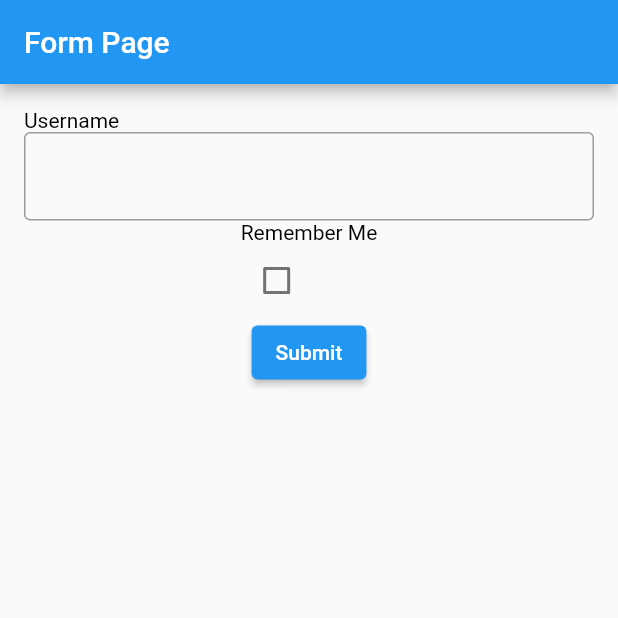
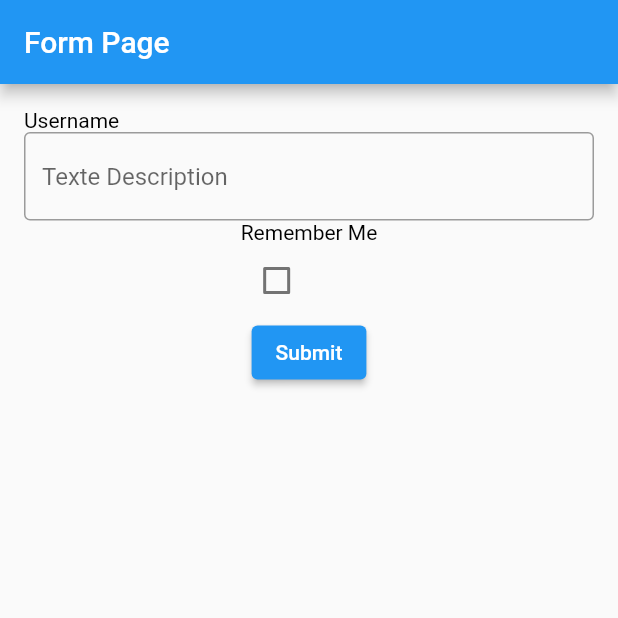
Before and after one commit to rayandu924/SimpLife, a Flutter app: the screen it shows after launch, after a tap on "Submit", on a phone screen of 412 x 824 dp, the top half of it. Run offline on Flutter 3.47's test engine with Material 2 defaults, Android fonts, the phone set to English and light mode, and no system bars; our stand-ins replace flutter_form_builder; network calls fail.

Commit message:
checkbox  fix

```diff
--- a/lib/data/repositories/UserRepositoryImpl.dart
+++ b/lib/data/repositories/UserRepository.dart
@@ -2,7 +2,6 @@ import 'package:simplife/libraries.dart';
 
 class UserRepository {
   final UserDataSource dataSource;
-
   UserRepository(this.dataSource);
 
   Future<void> register(UserModel user) async {
--- a/lib/libraries.dart
+++ b/lib/libraries.dart
@@ -18,7 +18,6 @@ export 'presentation/widgets/forms/MyTextField.dart';
 export 'presentation/widgets/Tiles/MyTile.dart';
 export 'presentation/widgets/Tiles/MyTileLayout.dart';
 export 'presentation/widgets/forms/FormFieldModel.dart';
-export 'presentation/widgets/forms/MyFormFieldBuilder.dart';
 //themes
 export 'presentation/styles/MyColors.dart';
 export 'presentation/styles/MyTextStyles.dart';
@@ -33,7 +32,7 @@ export 'package:http/http.dart';
 //models
 export 'data/models/UserModel.dart';
 //repositories
-export 'data/repositories/UserRepositoryImpl.dart';
+export 'data/repositories/UserRepository.dart';
 
 //utilities
 export 'utilities/validator.dart';
--- a/lib/main.dart
+++ b/lib/main.dart
@@ -1,15 +1,12 @@
 import 'package:simplife/libraries.dart';
 
 void main() {
-  final userDataSource = UserDataSource('http://127.0.0.1:5000');
-
-  runApp(MyApp(userDataSource));
+  runApp(MyApp());
 }
 
 class MyApp extends StatelessWidget {
-  final UserDataSource userDataSource;
-
-  MyApp(this.userDataSource);
+  final UserDataSource userDataSource = UserDataSource('http://127.0.0.1:5000');
+  late UserRepository userRepository = UserRepository(userDataSource);
 
   @override
   Widget build(BuildContext context) {
@@ -18,7 +15,7 @@ class MyApp extends StatelessWidget {
       theme: ThemeData(
         primarySwatch: Colors.blue,
       ),
-      home: FormPage(),
+      home: FormPage(userRepository: userRepository),
     );
   }
 }
--- a/lib/presentation/pages/FormPage.dart
+++ b/lib/presentation/pages/FormPage.dart
@@ -1,5 +1,9 @@
 import 'package:simplife/libraries.dart';
 class FormPage extends StatefulWidget {
+  final UserRepository userRepository;
+
+  FormPage({required this.userRepository});
+
   @override
   _FormPageState createState() => _FormPageState();
 }
@@ -9,10 +13,16 @@ class _FormPageState extends State<FormPage> {
   final GlobalKey<MyTextFieldState> _usernameKey = GlobalKey<MyTextFieldState>();
   final GlobalKey<MyCheckboxState> _rememberMeKey = GlobalKey<MyCheckboxState>();
 
+  void _submitLoginForm(Map<String, dynamic> attributes) {
+    final UserModel user = UserModel(attributes: attributes);
+    widget.userRepository.login(user);
+  }
+
+
   @override
   Widget build(BuildContext context) {
     return Scaffold(
-      appBar: AppBar(title: Text('Form Page')),
+      appBar: AppBar(title: const Text('Form Page')),
       body: Padding(
         padding: const EdgeInsets.all(16.0),
         child: Form(
@@ -45,12 +55,13 @@ class _FormPageState extends State<FormPage> {
                     // Logic to get the form data
                     Map<String, dynamic> formData = {};  // Placeholder for form data
                     _formKey.currentState?.save();
-                    formData['username'] = _usernameKey.currentState?._value;
-formData['rememberMe'] = _rememberMeKey.currentState?._value;
+                    formData['username'] = _usernameKey.currentState?.currentValue;
+                    formData['rememberMe'] = _rememberMeKey.currentState?.currentValue;
                     print(formData);
+                    _submitLoginForm(formData);
                   }
                 },
-                child: Text('Submit'),
+                child: const Text('Submit'),
               )
             ],
           ),
--- a/lib/presentation/widgets/forms/MyCheckbox.dart
+++ b/lib/presentation/widgets/forms/MyCheckbox.dart
@@ -15,12 +15,20 @@ class MyCheckboxState extends State<MyCheckbox> {
 
   bool? get currentValue => _value;
 
+
+  Color? colorTitle;
+  Color? colorBorder;
+
+  @override
+  void initState() {
+    super.initState();
+    _value = widget.fieldModel.initialValue ?? false;
+    colorTitle = widget.fieldModel.additionalAttributes['colorTitle'] ?? Colors.black;
+    colorBorder = widget.fieldModel.additionalAttributes['colorBorder'] ?? Colors.grey;
+  }
+
   @override
   Widget build(BuildContext context) {
-    Color colorTitle = widget.fieldModel.additionalAttributes['colorTitle'] ?? Colors.black;
-    Color colorBorder = widget.fieldModel.additionalAttributes['colorBorder'] ?? Colors.grey;
-    // Vous pouvez ajouter d'autres couleurs ou attributs ici si nécessaire
-
     return Column(
       crossAxisAlignment: CrossAxisAlignment.start,
       children: [
@@ -29,10 +37,11 @@ class MyCheckboxState extends State<MyCheckbox> {
           style: TextStyle(color: colorTitle),
         ),
         Checkbox(
-          value: widget.fieldModel.initialValue as bool,
+          value: _value,
           onChanged: (value) {
             setState(() {
               _value = value;
+              print(_value);
             });
           },
           // Vous pouvez ajouter d'autres attributs ici si nécessaire
--- a/lib/presentation/widgets/forms/MyFormFieldBuilder.dart
+++ /dev/null
@@ -1,18 +0,0 @@
-import 'package:simplife/libraries.dart';
-
-class MyFormFieldBuilder {
-  static Widget build(FormFieldModel fieldModel) {
-    switch (fieldModel.fieldType) {
-      case FormFieldEnum.TEXT:
-        return MyTextField(
-          fieldModel: fieldModel
-        );
-      case FormFieldEnum.CHECKBOX:
-        return MyCheckbox(
-          fieldModel: fieldModel
-        );
-      default:
-        throw Exception('Unknown field type');
-    }
-  }
-}
--- a/lib/presentation/widgets/forms/MyTextField.dart
+++ b/lib/presentation/widgets/forms/MyTextField.dart
@@ -5,7 +5,6 @@ class MyTextField extends StatefulWidget {
   final Key? key;
 
   MyTextField({this.key, required this.fieldModel}) : super(key: key);
-
 
   @override
   MyTextFieldState createState() => MyTextFieldState();
@@ -30,6 +29,7 @@ class MyTextFieldState extends State<MyTextField> {
         ),
         TextField(
           decoration: InputDecoration(
+            hintText: 'Texte Description',
             border: OutlineInputBorder(
               borderSide: BorderSide(color: colorBorder),
             ),
```
